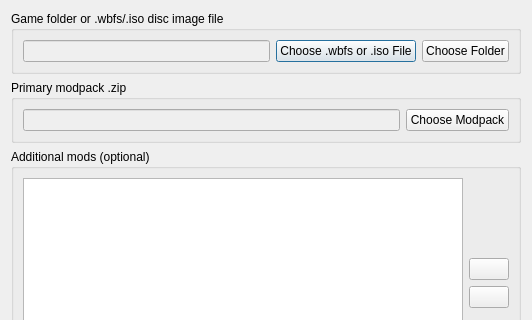
The window that quicksetupdialog.ui (FortuneStreetModding/csmm-qt) describes before a commit, drawn with Qt 5; both pictures show x 0 to 532 and y 0 to 320 of the 532 by 539 pixel window.
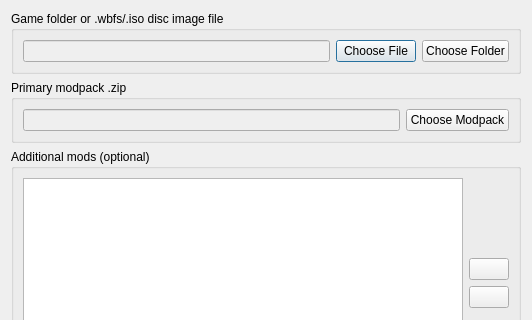
The same window after the commit. Icons and pictures are not drawn.

Commit message: Add Preferences button to Quick Start, update error handling and messaging around low disk space, and add the ability to stay in CSMM after exporting an image, rather than forcing the application to close

```diff
--- a/quicksetupdialog.ui
+++ b/quicksetupdialog.ui
@@ -36,7 +36,10 @@
       <item>
        <widget class="QPushButton" name="chooseInputWbfsIso">
         <property name="text">
-         <string>Choose .wbfs or .iso File</string>
+         <string>Choose File</string>
+        </property>
+        <property name="icon">
+         <iconset theme="drive-optical"/>
         </property>
        </widget>
       </item>
```
Left out of the diff: 3 changed lines with no effect on the pictures. The commit also changes 3 other files.
